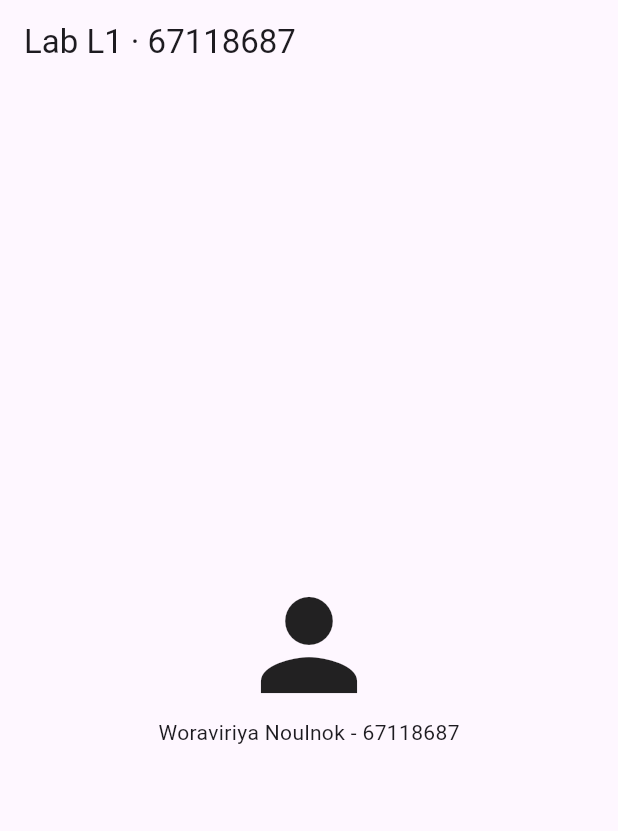
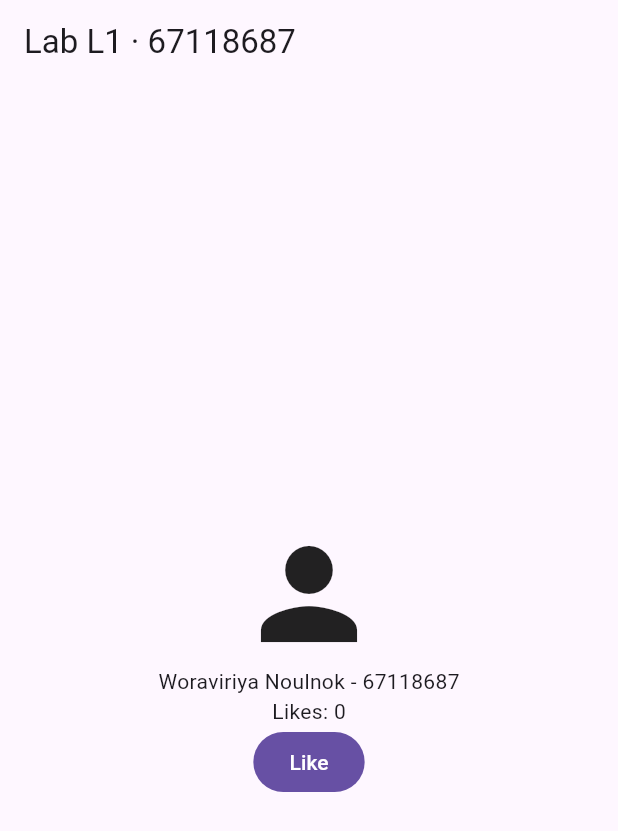
Before and after one commit to woraviriya008/-lab01_profile67118687, a Flutter app: the screen it shows after launch, on a phone screen of 412 x 824 dp. Shown: the top 831 px of the screen. Run offline on Flutter 3.47's test engine with Material 3 defaults, Android fonts, the phone set to English and light mode, and no system bars.

Commit message:
Add like counter with setState

```diff
--- a/lib/main.dart
+++ b/lib/main.dart
@@ -4,8 +4,21 @@ void main() => runApp(
       const MaterialApp(home: HomePage()),
     );
 
-class HomePage extends StatelessWidget {
+class HomePage extends StatefulWidget {
   const HomePage({super.key});
+
+  @override
+  State<HomePage> createState() => _HomePageState();
+}
+
+class _HomePageState extends State<HomePage> {
+  int _likes = 0;
+
+  void _like() {
+    setState(() {
+      _likes++;
+    });
+  }
 
   @override
   Widget build(BuildContext context) {
@@ -13,12 +26,17 @@ class HomePage extends StatelessWidget {
       appBar: AppBar(
         title: const Text('Lab L1 · 67118687'),
       ),
-      body: const Center(
+      body: Center(
         child: Column(
           mainAxisSize: MainAxisSize.min,
           children: [
-            Icon(Icons.person, size: 96),
-            Text('Woraviriya Noulnok - 67118687'),
+            const Icon(Icons.person, size: 96),
+            const Text('Woraviriya Noulnok - 67118687'),
+            Text('Likes: $_likes'),
+            FilledButton(
+              onPressed: _like,
+              child: const Text('Like'),
+            ),
           ],
         ),
       ),
```
